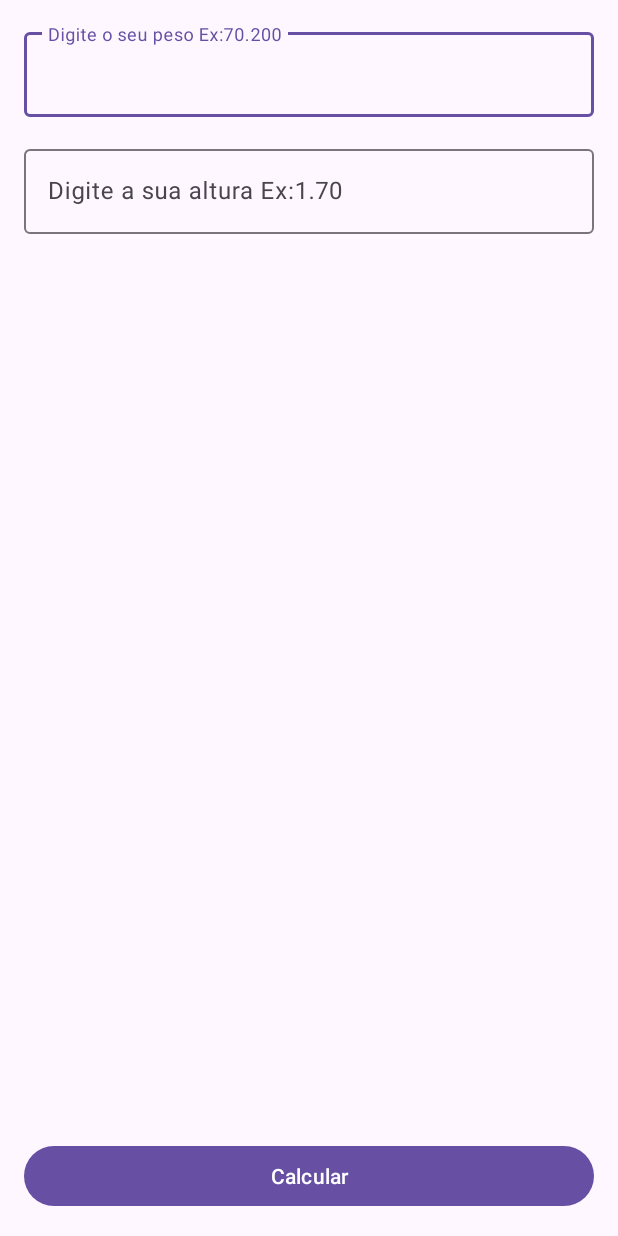
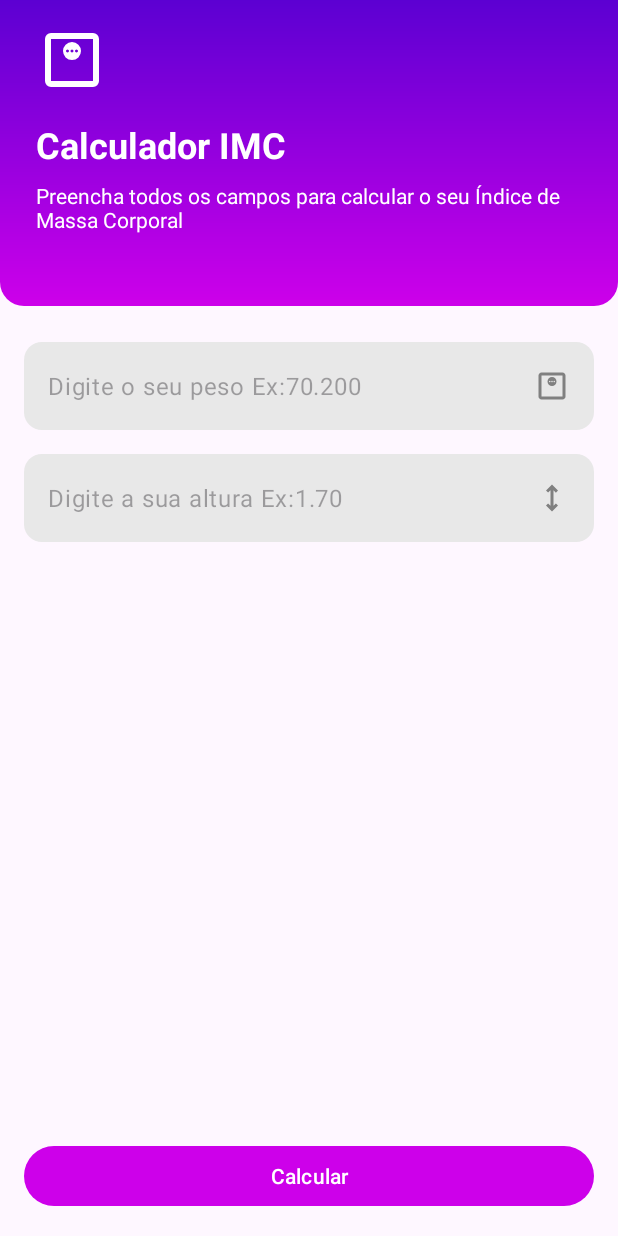
Before and after one commit to juannrodrigues/calculadoraimc, an Android app: the screen it shows after launch (MainActivity), on a phone screen of 412 x 824 dp. Run offline under Robolectric (Android 15) with nearby library versions, the phone set to English and light mode, and no system bars.

Commit message:
Melhorias no UI como: inserir cores, Edittext com ícones além de criar um gradiente inserindo ícones, título e descrição

```diff
--- /dev/null
+++ b/app/src/main/res/drawable/gradiente_bg.xml
@@ -0,0 +1,15 @@
+<?xml version="1.0" encoding="utf-8"?>
+<shape xmlns:android="http://schemas.android.com/apk/res/android">
+
+    <corners
+        android:bottomLeftRadius="16dp"
+        android:bottomRightRadius="16dp"
+        android:topLeftRadius="0dp"
+        android:topRightRadius="0dp" />
+
+    <gradient
+        android:startColor="@color/primary_400"
+        android:endColor="@color/primary_900"
+        android:angle="90" />
+
+</shape>
--- /dev/null
+++ b/app/src/main/res/drawable/ic_height.xml
@@ -0,0 +1,9 @@
+<vector xmlns:android="http://schemas.android.com/apk/res/android"
+    android:width="24dp"
+    android:height="24dp"
+    android:viewportWidth="960"
+    android:viewportHeight="960">
+  <path
+      android:pathData="M480,840 L320,680l56,-56 64,63v-414l-64,63 -56,-56 160,-160 160,160 -56,57 -64,-64v414l64,-63 56,56 -160,160Z"
+      android:fillColor="#FF808080"/>
+</vector>
--- /dev/null
+++ b/app/src/main/res/drawable/ic_weight.xml
@@ -0,0 +1,9 @@
+<vector xmlns:android="http://schemas.android.com/apk/res/android"
+    android:width="24dp"
+    android:height="24dp"
+    android:viewportWidth="960"
+    android:viewportHeight="960">
+  <path
+      android:pathData="M480,480q50,0 85,-35t35,-85q0,-50 -35,-85t-85,-35q-50,0 -85,35t-35,85q0,50 35,85t85,35ZM420,380q-8,0 -14,-6t-6,-14q0,-8 6,-14t14,-6q8,0 14,6t6,14q0,8 -6,14t-14,6ZM480,380q-8,0 -14,-6t-6,-14q0,-8 6,-14t14,-6q8,0 14,6t6,14q0,8 -6,14t-14,6ZM540,380q-8,0 -14,-6t-6,-14q0,-8 6,-14t14,-6q8,0 14,6t6,14q0,8 -6,14t-14,6ZM200,840q-33,0 -56.5,-23.5T120,760v-560q0,-33 23.5,-56.5T200,120h560q33,0 56.5,23.5T840,200v560q0,33 -23.5,56.5T760,840L200,840ZM200,760h560v-560L200,200v560ZM200,200v560,-560Z"
+      android:fillColor="#FF808080"/>
+</vector>
--- /dev/null
+++ b/app/src/main/res/drawable/rounded_bg.xml
@@ -0,0 +1,5 @@
+<?xml version="1.0" encoding="utf-8"?>
+<shape xmlns:android="http://schemas.android.com/apk/res/android">
+    <solid android:color="#E8E8E8" />
+    <corners android:radius="12dp" />
+</shape>
--- a/app/src/main/res/layout/activity_main.xml
+++ b/app/src/main/res/layout/activity_main.xml
@@ -6,13 +6,55 @@
     android:layout_height="match_parent"
     tools:context=".MainActivity">
 
+    <LinearLayout
+        android:id="@+id/vg_header"
+        android:layout_width="match_parent"
+        android:layout_height="wrap_content"
+        android:background="@drawable/gradiente_bg"
+        android:orientation="vertical"
+        app:layout_constraintEnd_toEndOf="parent"
+        app:layout_constraintStart_toStartOf="parent"
+        app:layout_constraintTop_toTopOf="parent">
+
+
+        <ImageView
+            android:layout_width="48dp"
+            android:layout_height="48dp"
+            android:layout_marginTop="16dp"
+            android:layout_marginStart="24dp"
+            android:layout_marginBottom="16dp"
+            android:src="@drawable/ic_weight"
+            app:tint="@color/white" />
+
+        <TextView
+            android:text="Calculador IMC"
+            android:layout_marginStart="24dp"
+            android:layout_width="wrap_content"
+            android:textSize="24sp"
+            android:textStyle="bold"
+            android:textColor="@color/white"
+            android:layout_height="wrap_content" />
+
+        <TextView
+            android:text="Preencha todos os campos para calcular o seu Índice de Massa Corporal"
+            android:layout_marginStart="24dp"
+            android:layout_marginEnd="24dp"
+            android:layout_marginTop="8dp"
+            android:textColor="@color/white"
+            android:layout_marginBottom="48dp"
+            android:layout_width="wrap_content"
+            android:layout_height="wrap_content" />
+
+    </LinearLayout>
+
+
     <Button
         android:id="@+id/btn_calcular"
         android:layout_width="match_parent"
-        android:layout_marginBottom="16dp"
+        android:layout_height="wrap_content"
         android:layout_marginStart="16dp"
         android:layout_marginEnd="16dp"
-        android:layout_height="wrap_content"
+        android:layout_marginBottom="16dp"
         android:text="Calcular"
         app:layout_constraintBottom_toBottomOf="parent"
         app:layout_constraintEnd_toEndOf="parent"
@@ -22,22 +64,32 @@
         android:id="@+id/textInputLayout"
         android:layout_width="match_parent"
         android:layout_height="wrap_content"
-        android:layout_margin="16dp"
+        android:layout_marginStart="16dp"
+        android:layout_marginEnd="16dp"
+        android:layout_marginTop="24dp"
+        app:hintEnabled="false"
+        app:layout_constraintEnd_toEndOf="parent"
         app:layout_constraintStart_toStartOf="parent"
-        app:layout_constraintTop_toTopOf="parent">
+        app:layout_constraintTop_toBottomOf="@+id/vg_header">
 
         <com.google.android.material.textfield.TextInputEditText
             android:id="@+id/edt_peso"
             android:layout_width="match_parent"
             android:layout_height="wrap_content"
+            android:background="@drawable/rounded_bg"
+            android:drawableEnd="@drawable/ic_weight"
             android:hint="Digite o seu peso Ex:70.200"
-            android:inputType="numberDecimal" />
+            android:inputType="numberDecimal"
+            android:maxLength="6" />
     </com.google.android.material.textfield.TextInputLayout>
 
     <com.google.android.material.textfield.TextInputLayout
+        android:id="@+id/textInputLayout2"
         android:layout_width="match_parent"
         android:layout_height="wrap_content"
         android:layout_margin="16dp"
+        app:hintEnabled="false"
+        app:layout_constraintEnd_toEndOf="parent"
         app:layout_constraintStart_toStartOf="parent"
         app:layout_constraintTop_toBottomOf="@+id/textInputLayout">
 
@@ -45,8 +97,11 @@
             android:id="@+id/edt_altura"
             android:layout_width="match_parent"
             android:layout_height="wrap_content"
+            android:background="@drawable/rounded_bg"
+            android:drawableEnd="@drawable/ic_height"
             android:hint="Digite a sua altura Ex:1.70"
-            android:inputType="numberDecimal"/>
+            android:inputType="numberDecimal"
+            android:maxLength="4" />
     </com.google.android.material.textfield.TextInputLayout>
 
 
--- a/app/src/main/res/values-night/themes.xml
+++ b/app/src/main/res/values-night/themes.xml
@@ -2,6 +2,8 @@
     <!-- Base application theme. -->
     <style name="Base.Theme.Calculadoraimc" parent="Theme.Material3.DayNight.NoActionBar">
         <!-- Customize your dark theme here. -->
-        <!-- <item name="colorPrimary">@color/my_dark_primary</item> -->
+        <item name="colorPrimary">@color/primary_400</item> -->
+        <item name="android:statusBarColor">@color/primary_900</item> -->
     </style>
+
 </resources>
--- a/app/src/main/res/values/colors.xml
+++ b/app/src/main/res/values/colors.xml
@@ -2,4 +2,15 @@
 <resources>
     <color name="black">#FF000000</color>
     <color name="white">#FFFFFFFF</color>
+
+
+    <color name="primary_400">#cd00ea</color>
+    <color name="primary_900">#5c00d2</color>
+
+    <color name="magreza_red">#D32F2F</color>
+    <color name="normal_green">#2E7D32</color>
+    <color name="sobrepeso_yellow">#FBC02D</color>
+    <color name="obesidade_orange">#F57C00</color>
+    <color name="obesidade_grave_red">#B71C1C</color>
+
 </resources>
--- a/app/src/main/res/values/themes.xml
+++ b/app/src/main/res/values/themes.xml
@@ -2,7 +2,8 @@
     <!-- Base application theme. -->
     <style name="Base.Theme.Calculadoraimc" parent="Theme.Material3.DayNight.NoActionBar">
         <!-- Customize your light theme here. -->
-        <!-- <item name="colorPrimary">@color/my_light_primary</item> -->
+         <item name="colorPrimary">@color/primary_400</item> -->
+        <item name="android:statusBarColor">@color/primary_900</item> -->
     </style>
 
     <style name="Theme.Calculadoraimc" parent="Base.Theme.Calculadoraimc" />
```
Also changed, not shown: app/src/main/java/com/comunidadedevspace/imc/MainActivity.kt (+0 -8 lines), app/src/main/java/com/comunidadedevspace/imc/ResultActivity2.kt (deleted, +0 -40 lines), app/src/main/res/layout/activity_result2.xml (deleted, +0 -36 lines), app/src/main/res/layout/result_2.xml (added, +80 -0 lines), gradle/wrapper/gradle-wrapper.properties, 3 other files.
